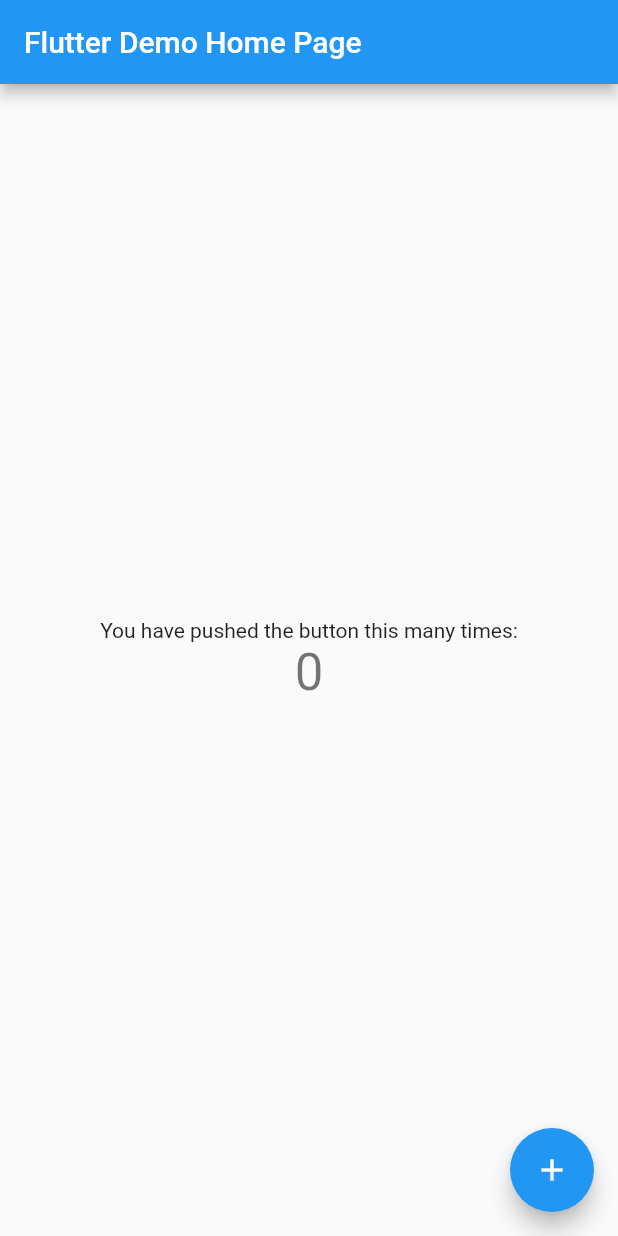
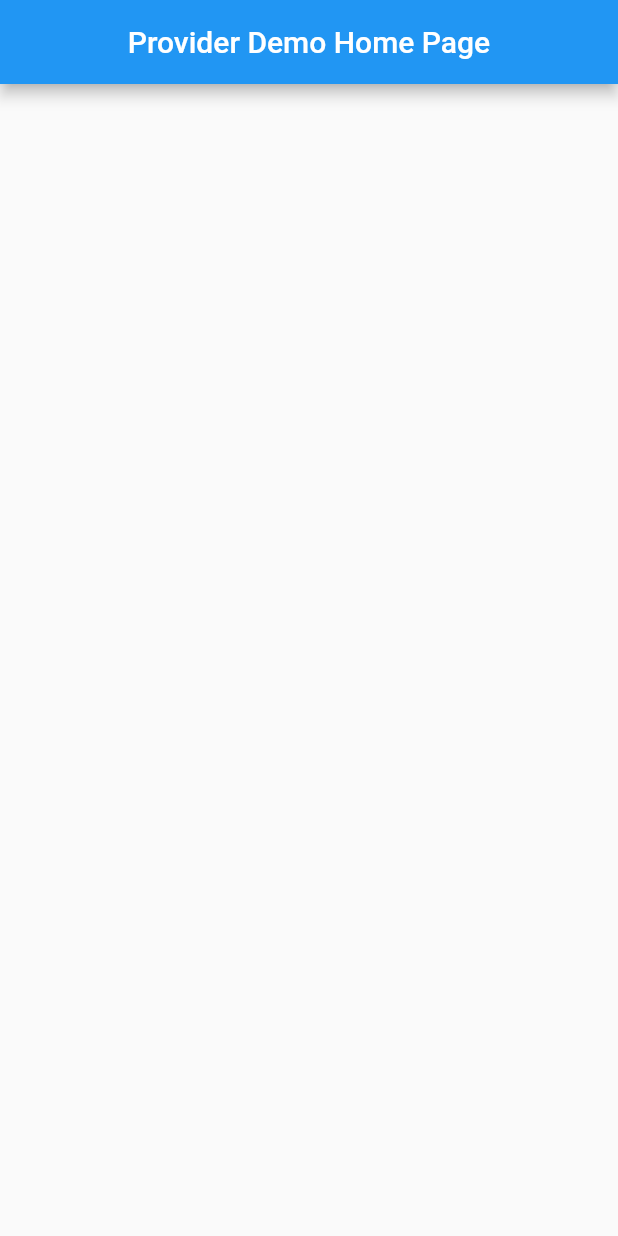
Before and after one commit to yussifm/flutter_statemangement_tuto, a Flutter app: the screen it shows after launch, on a phone screen of 412 x 824 dp. Run offline on Flutter 3.47's test engine with Material 2 defaults, Android fonts, the light colour scheme and no system bars; our stand-ins replace bloc, flutter_bloc.

Commit message:
provider state

```diff
--- a/provider_example/lib/main.dart
+++ b/provider_example/lib/main.dart
@@ -7,39 +7,20 @@
 class MyApp extends StatelessWidget {
   const MyApp({super.key});
 
-  // This widget is the root of your application.
   @override
   Widget build(BuildContext context) {
     return MaterialApp(
       title: 'Flutter Demo',
       theme: ThemeData(
-        // This is the theme of your application.
-        //
-        // Try running your application with "flutter run". You'll see the
-        // application has a blue toolbar. Then, without quitting the app, try
-        // changing the primarySwatch below to Colors.green and then invoke
-        // "hot reload" (press "r" in the console where you ran "flutter run",
-        // or simply save your changes to "hot reload" in a Flutter IDE).
-        // Notice that the counter didn't reset back to zero; the application
-        // is not restarted.
         primarySwatch: Colors.blue,
       ),
-      home: const MyHomePage(title: 'Flutter Demo Home Page'),
+      home: const MyHomePage(title: 'Provider Demo Home Page'),
     );
   }
 }
 
 class MyHomePage extends StatefulWidget {
   const MyHomePage({super.key, required this.title});
-
-  // This widget is the home page of your application. It is stateful, meaning
-  // that it has a State object (defined below) that contains fields that affect
-  // how it looks.
-
-  // This class is the configuration for the state. It holds the values (in this
-  // case the title) provided by the parent (in this case the App widget) and
-  // used by the build method of the State. Fields in a Widget subclass are
-  // always marked "final".
 
   final String title;
 
@@ -48,68 +29,13 @@
 }
 
 class _MyHomePageState extends State<MyHomePage> {
-  int _counter = 0;
-
-  void _incrementCounter() {
-    setState(() {
-      // This call to setState tells the Flutter framework that something has
-      // changed in this State, which causes it to rerun the build method below
-      // so that the display can reflect the updated values. If we changed
-      // _counter without calling setState(), then the build method would not be
-      // called again, and so nothing would appear to happen.
-      _counter++;
-    });
-  }
-
   @override
   Widget build(BuildContext context) {
-    // This method is rerun every time setState is called, for instance as done
-    // by the _incrementCounter method above.
-    //
-    // The Flutter framework has been optimized to make rerunning build methods
-    // fast, so that you can just rebuild anything that needs updating rather
-    // than having to individually change instances of widgets.
     return Scaffold(
       appBar: AppBar(
-        // Here we take the value from the MyHomePage object that was created by
-        // the App.build method, and use it to set our appbar title.
         title: Text(widget.title),
+        centerTitle: true,
       ),
-      body: Center(
-        // Center is a layout widget. It takes a single child and positions it
-        // in the middle of the parent.
-        child: Column(
-          // Column is also a layout widget. It takes a list of children and
-          // arranges them vertically. By default, it sizes itself to fit its
-          // children horizontally, and tries to be as tall as its parent.
-          //
-          // Invoke "debug painting" (press "p" in the console, choose the
-          // "Toggle Debug Paint" action from the Flutter Inspector in Android
-          // Studio, or the "Toggle Debug Paint" command in Visual Studio Code)
-          // to see the wireframe for each widget.
-          //
-          // Column has various properties to control how it sizes itself and
-          // how it positions its children. Here we use mainAxisAlignment to
-          // center the children vertically; the main axis here is the vertical
-          // axis because Columns are vertical (the cross axis would be
-          // horizontal).
-          mainAxisAlignment: MainAxisAlignment.center,
-          children: <Widget>[
-            const Text(
-              'You have pushed the button this many times:',
-            ),
-            Text(
-              '$_counter',
-              style: Theme.of(context).textTheme.headline4,
-            ),
-          ],
-        ),
-      ),
-      floatingActionButton: FloatingActionButton(
-        onPressed: _incrementCounter,
-        tooltip: 'Increment',
-        child: const Icon(Icons.add),
-      ), // This trailing comma makes auto-formatting nicer for build methods.
     );
   }
 }
--- a/provider_example/pubspec.yaml
+++ b/provider_example/pubspec.yaml
@@ -37,6 +37,7 @@
   # Use with the CupertinoIcons class for iOS style icons.
   cupertino_icons: ^1.0.2
   provider: ^6.0.4
+  uuid: ^3.0.7
 
 dev_dependencies:
   flutter_test:
```
Also changed, not shown: provider_example/lib/bread_crub.dart (added, +21 -0 lines), provider_example/lib/bread_crumb_provider.dart (added, +22 -0 lines), provider_example/lib/breadcrumb_widget.dart (added, +19 -0 lines), provider_example/pubspec.lock.
